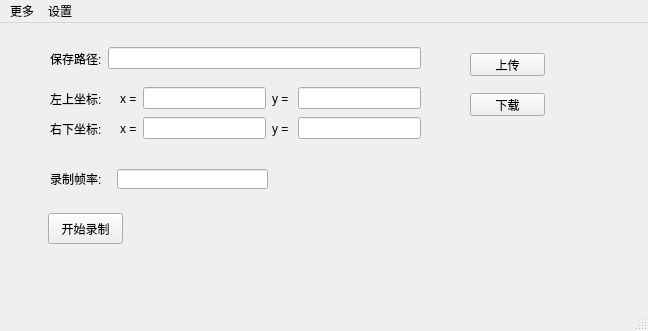
Before: the Qt Designer form mainwindow.ui in pyqjw/recorder, drawn with Qt 5.
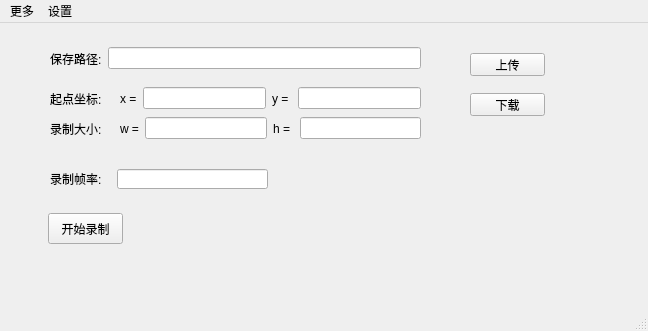
After: the same form once the commit is applied.

```diff
--- a/mainwindow.ui
+++ b/mainwindow.ui
@@ -37,7 +37,7 @@
      </rect>
     </property>
     <property name="text">
-     <string>左上坐标:</string>
+     <string>起点坐标:</string>
     </property>
    </widget>
    <widget class="QLabel" name="label_4">
@@ -50,7 +50,7 @@
      </rect>
     </property>
     <property name="text">
-     <string>右下坐标:</string>
+     <string>录制大小:</string>
     </property>
    </widget>
    <widget class="QWidget" name="horizontalLayoutWidget">
@@ -133,7 +133,7 @@
      <item>
       <widget class="QLabel" name="label_6">
        <property name="text">
-        <string>x =</string>
+        <string>w =</string>
        </property>
       </widget>
      </item>
@@ -156,7 +156,7 @@
      <item>
       <widget class="QLabel" name="label_7">
        <property name="text">
-        <string>y = </string>
+        <string>h = </string>
        </property>
       </widget>
      </item>
```
Left out of the diff: 6 changed lines with no effect on the pictures.
